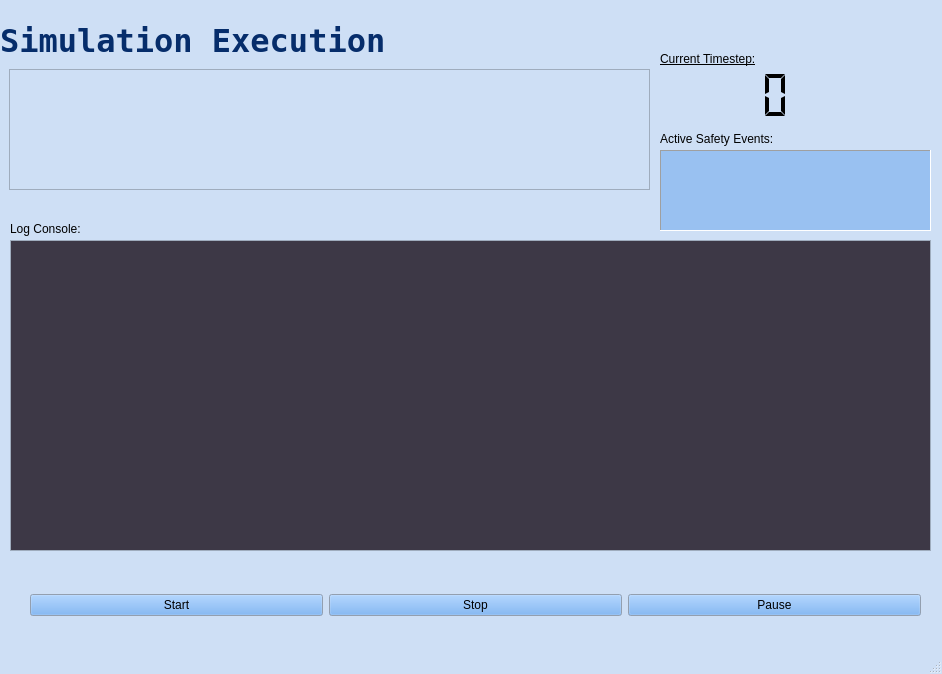
The window that mainwindow.ui (gracestewart3/COMP3004A3) describes before a commit, drawn with Qt 5.
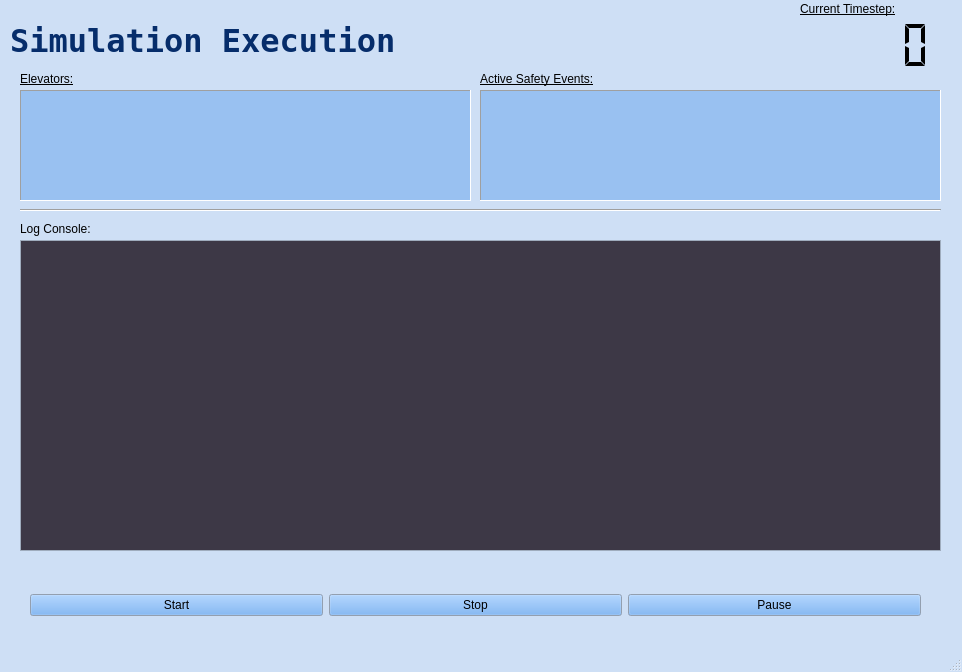
The same window after the commit.

```diff
--- a/mainwindow.ui
+++ b/mainwindow.ui
@@ -6,8 +6,8 @@
    <rect>
     <x>0</x>
     <y>0</y>
-    <width>942</width>
-    <height>674</height>
+    <width>962</width>
+    <height>672</height>
    </rect>
   </property>
   <property name="palette">
@@ -81,7 +81,7 @@
    <widget class="QStackedWidget" name="main_stack">
     <property name="geometry">
      <rect>
-      <x>-10</x>
+      <x>0</x>
       <y>0</y>
       <width>951</width>
       <height>561</height>
@@ -206,8 +206,8 @@
      <widget class="QLCDNumber" name="timestep">
       <property name="geometry">
        <rect>
-        <x>670</x>
-        <y>70</y>
+        <x>800</x>
+        <y>20</y>
         <width>131</width>
         <height>51</height>
        </rect>
@@ -373,8 +373,8 @@
      <widget class="QLabel" name="label">
       <property name="geometry">
        <rect>
-        <x>670</x>
-        <y>50</y>
+        <x>800</x>
+        <y>0</y>
         <width>121</width>
         <height>17</height>
        </rect>
@@ -388,37 +388,6 @@
        <string>Current Timestep:</string>
       </property>
      </widget>
-     <widget class="QFrame" name="elevator_frame">
-      <property name="geometry">
-       <rect>
-        <x>19</x>
-        <y>69</y>
-        <width>641</width>
-        <height>121</height>
-       </rect>
-      </property>
-      <property name="frameShape">
-       <enum>QFrame::StyledPanel</enum>
-      </property>
-      <property name="frameShadow">
-       <enum>QFrame::Raised</enum>
-      </property>
-      <layout class="QHBoxLayout" name="horizontalLayout">
-       <item>
-        <spacer name="horizontalSpacer">
-         <property name="orientation">
-          <enum>Qt::Horizontal</enum>
-         </property>
-         <property name="sizeHint" stdset="0">
-          <size>
-           <width>40</width>
-           <height>20</height>
-          </size>
-         </property>
-        </spacer>
-       </item>
-      </layout>
-     </widget>
      <widget class="QTextBrowser" name="log_console">
       <property name="geometry">
        <rect>
@@ -549,10 +518,10 @@
      <widget class="QTextBrowser" name="active_safety_events">
       <property name="geometry">
        <rect>
-        <x>670</x>
-        <y>150</y>
-        <width>271</width>
-        <height>81</height>
+        <x>480</x>
+        <y>90</y>
+        <width>461</width>
+        <height>111</height>
        </rect>
       </property>
       <property name="palette">
@@ -604,16 +573,107 @@
      <widget class="QLabel" name="label_5">
       <property name="geometry">
        <rect>
-        <x>670</x>
-        <y>130</y>
+        <x>480</x>
+        <y>70</y>
         <width>171</width>
         <height>17</height>
        </rect>
       </property>
+      <property name="font">
+       <font>
+        <underline>true</underline>
+       </font>
+      </property>
       <property name="text">
        <string>Active Safety Events:</string>
       </property>
      </widget>
+     <widget class="Line" name="line">
+      <property name="geometry">
+       <rect>
+        <x>20</x>
+        <y>200</y>
+        <width>921</width>
+        <height>20</height>
+       </rect>
+      </property>
+      <property name="orientation">
+       <enum>Qt::Horizontal</enum>
+      </property>
+     </widget>
+     <widget class="QLabel" name="label_6">
+      <property name="geometry">
+       <rect>
+        <x>20</x>
+        <y>70</y>
+        <width>91</width>
+        <height>17</height>
+       </rect>
+      </property>
+      <property name="font">
+       <font>
+        <underline>true</underline>
+       </font>
+      </property>
+      <property name="text">
+       <string>Elevators:</string>
+      </property>
+     </widget>
+     <widget class="QTextBrowser" name="elevators">
+      <property name="geometry">
+       <rect>
+        <x>20</x>
+        <y>90</y>
+        <width>451</width>
+        <height>111</height>
+       </rect>
+      </property>
+      <property name="palette">
+       <palette>
+        <active>
+         <colorrole role="Base">
+          <brush brushstyle="SolidPattern">
+           <color alpha="255">
+            <red>153</red>
+            <green>193</green>
+            <blue>241</blue>
+           </color>
+          </brush>
+         </colorrole>
+        </active>
+        <inactive>
+         <colorrole role="Base">
+          <brush brushstyle="SolidPattern">
+           <color alpha="255">
+            <red>153</red>
+            <green>193</green>
+            <blue>241</blue>
+           </color>
+          </brush>
+         </colorrole>
+        </inactive>
+        <disabled>
+         <colorrole role="Base">
+          <brush brushstyle="SolidPattern">
+           <color alpha="255">
+            <red>206</red>
+            <green>223</green>
+            <blue>245</blue>
+           </color>
+          </brush>
+         </colorrole>
+        </disabled>
+       </palette>
+      </property>
+      <property name="font">
+       <font>
+        <family>DejaVu Sans</family>
+       </font>
+      </property>
+      <property name="frameShape">
+       <enum>QFrame::Panel</enum>
+      </property>
+     </widget>
     </widget>
     <widget class="QWidget" name="set_up">
      <property name="contextMenuPolicy">
```
Left out of the diff: 108 changed lines with no effect on the pictures.
